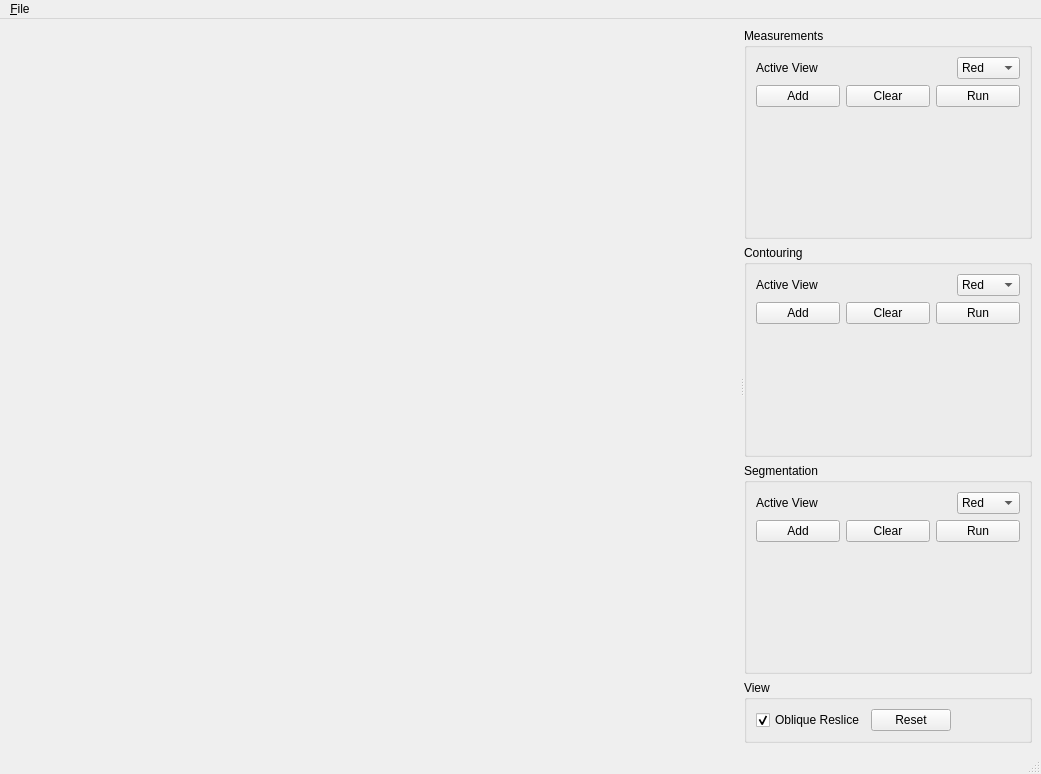
xeon-ye/TrialVTK, file MiniMim/App/app.ui: the form before one commit.
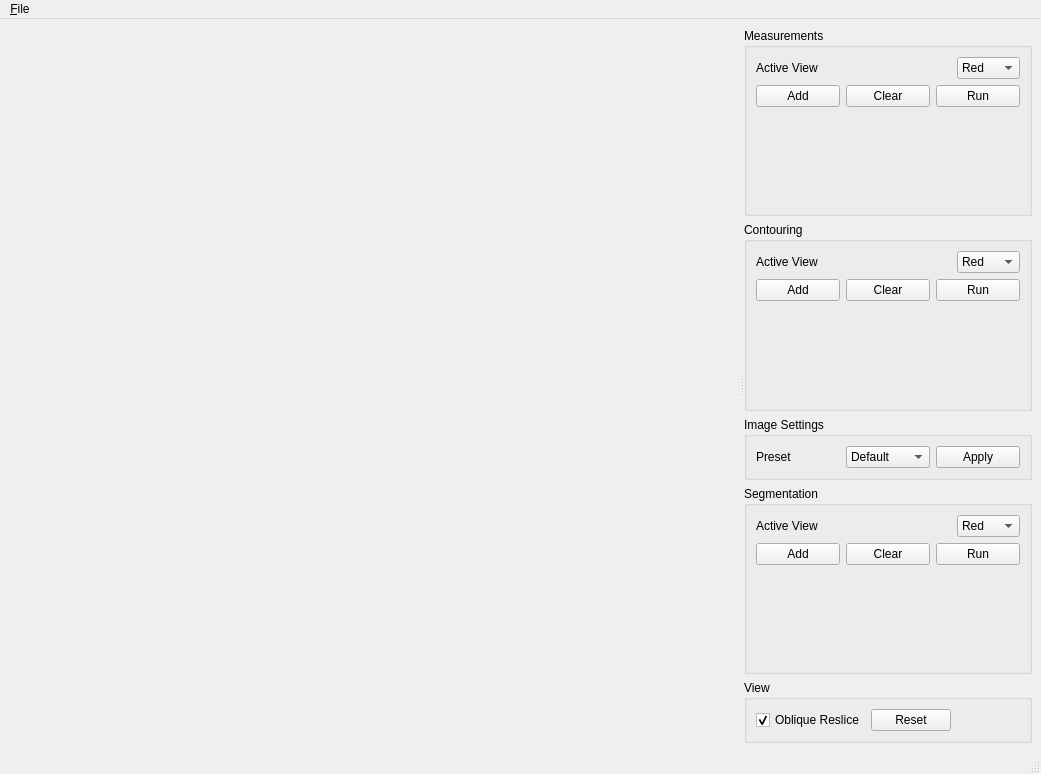
The form after the commit.

Commit message: minimim - todo surface

What changed in the file:
```diff
--- a/MiniMim/App/app.ui
+++ b/MiniMim/App/app.ui
@@ -218,6 +218,43 @@
             </layout>
            </widget>
           </item>
+          <item>
+           <widget class="QGroupBox" name="groupBox_5">
+            <property name="title">
+             <string>Image Settings</string>
+            </property>
+            <layout class="QHBoxLayout" name="horizontalLayout_9">
+             <item>
+              <widget class="QLabel" name="label_4">
+               <property name="text">
+                <string>Preset</string>
+               </property>
+              </widget>
+             </item>
+             <item>
+              <widget class="QComboBox" name="cboxPreset">
+	       <item>
+                <property name="text">
+                 <string>Default</string>
+                </property>
+               </item>
+	       <item>
+                <property name="text">
+                 <string>Liver</string>
+                </property>
+               </item>
+	      </widget>
+             </item>
+	     <item>
+	       <widget class="QPushButton" name="btnPreset">
+		<property name="text">
+		 <string>Apply</string>
+		</property>
+	       </widget>
+	     </item>
+            </layout>
+           </widget>
+          </item>
           <item>
            <widget class="QGroupBox" name="groupBox_3">
             <property name="title">
```
Left out of the diff: 12 changed lines with no effect on the pictures. The commit also changes 2 other files.
